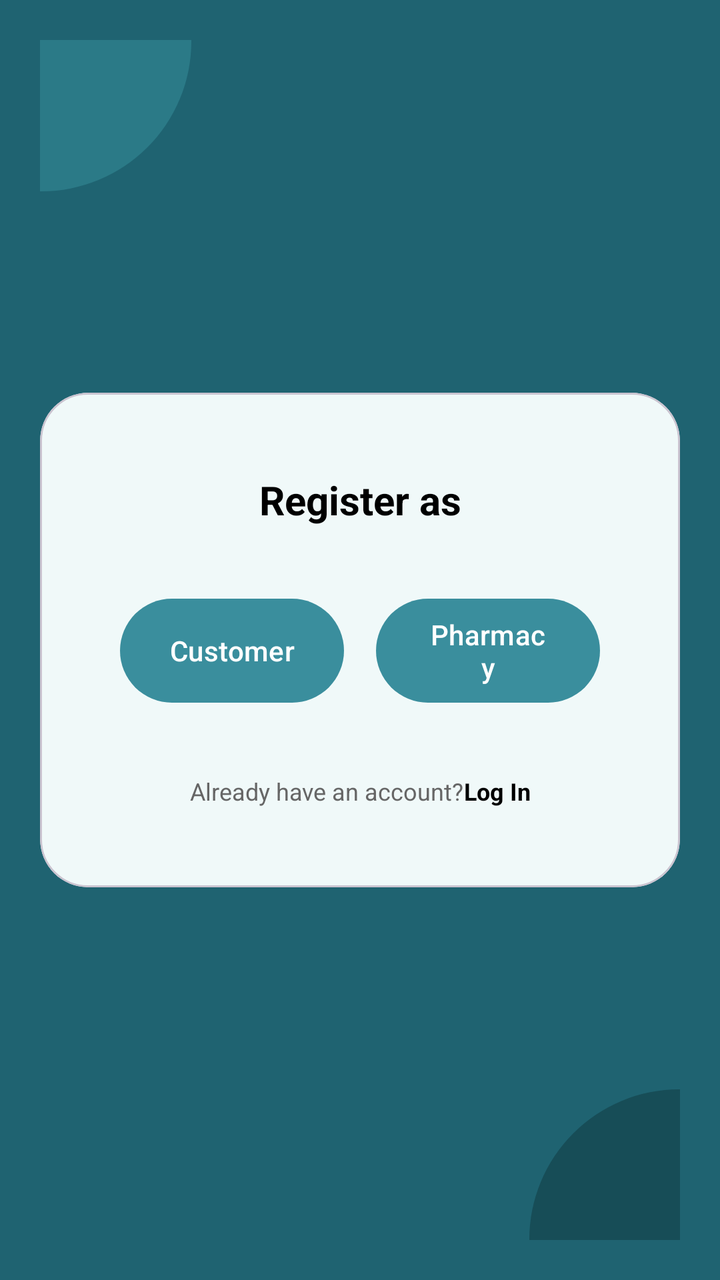
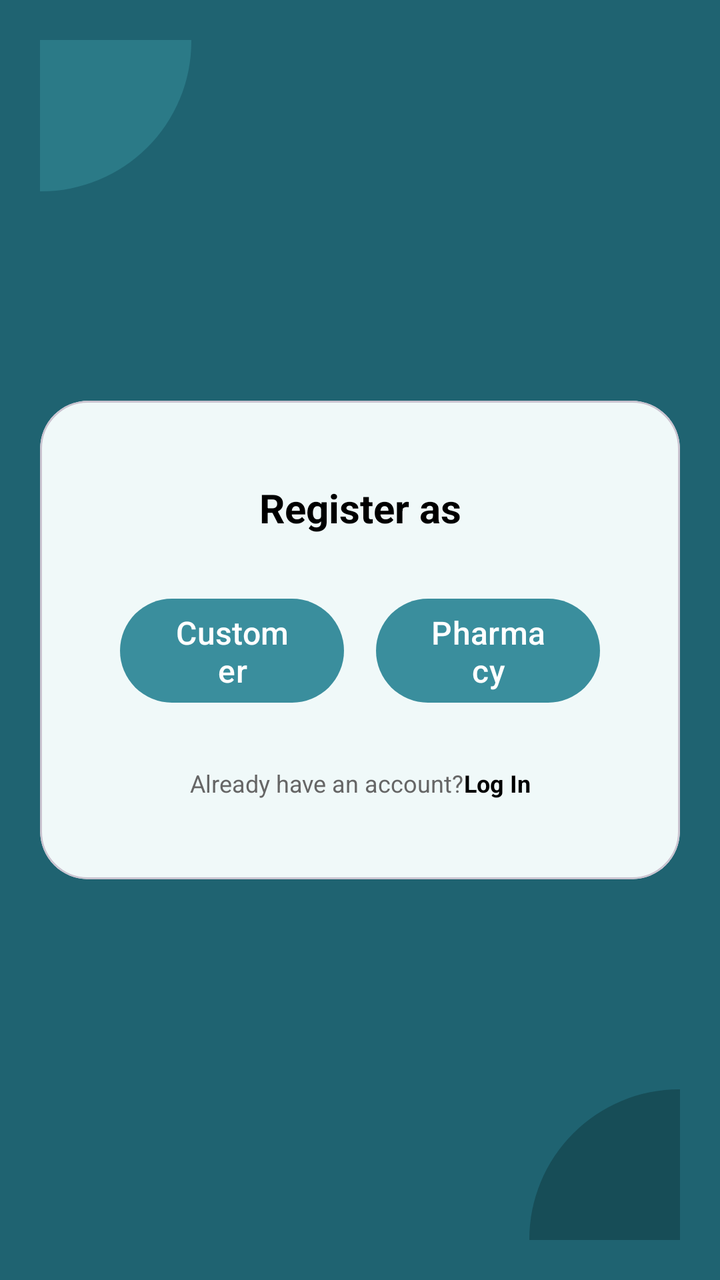

The first picture is an Android layout as it rendered before a commit; the second is the same layout after the commit. The layout source and the unified diff follow.
<!-- AndroidManifest.xml: application theme Theme.PharmaFind -->
<!-- res/layout/dialog_register_selection.xml -->
<?xml version="1.0" encoding="utf-8"?>
<androidx.constraintlayout.widget.ConstraintLayout xmlns:android="http://schemas.android.com/apk/res/android"
    xmlns:app="http://schemas.android.com/apk/res-auto"
    android:layout_width="match_parent"
    android:layout_height="wrap_content"
    android:background="@color/primary_dark"
    android:padding="20dp">

    
    <View
        android:layout_width="150dp"
        android:layout_height="150dp"
        android:background="@drawable/circle_background"
        android:backgroundTint="@color/decor_circle_light"
        android:layout_marginTop="-75dp"
        android:layout_marginStart="-75dp"
        app:layout_constraintTop_toTopOf="parent"
        app:layout_constraintStart_toStartOf="parent" />

    <View
        android:layout_width="150dp"
        android:layout_height="150dp"
        android:background="@drawable/circle_background"
        android:backgroundTint="@color/decor_circle_dark"
        android:layout_marginBottom="-75dp"
        android:layout_marginEnd="-75dp"
        app:layout_constraintBottom_toBottomOf="parent"
        app:layout_constraintEnd_toEndOf="parent" />

    <com.google.android.material.card.MaterialCardView
        android:layout_width="match_parent"
        android:layout_height="wrap_content"
        app:cardCornerRadius="24dp"
        app:cardElevation="0dp"
        app:cardBackgroundColor="#F0F9F9"
        app:layout_constraintTop_toTopOf="parent"
        app:layout_constraintBottom_toBottomOf="parent">

        <androidx.constraintlayout.widget.ConstraintLayout
            android:layout_width="match_parent"
            android:layout_height="wrap_content"
            android:padding="40dp">

            <TextView
                android:id="@+id/tvRegisterAs"
                android:layout_width="wrap_content"
                android:layout_height="wrap_content"
                android:text="@string/register_as"
                android:textColor="@color/black"
                android:textSize="20sp"
                android:textStyle="bold"
                app:layout_constraintEnd_toEndOf="parent"
                app:layout_constraintStart_toStartOf="parent"
                app:layout_constraintTop_toTopOf="parent" />

            <com.google.android.material.button.MaterialButton
                android:id="@+id/btnRegisterCustomer"
                android:layout_width="0dp"
                android:layout_height="60dp"
                android:layout_marginTop="32dp"
                android:layout_marginEnd="8dp"
                android:text="@string/customer"
                android:textAllCaps="false"
                app:cornerRadius="30dp"
                app:backgroundTint="@color/primary_teal"
                app:layout_constraintEnd_toStartOf="@+id/btnRegisterPharmacy"
                app:layout_constraintHorizontal_bias="0.5"
                app:layout_constraintStart_toStartOf="parent"
                app:layout_constraintTop_toBottomOf="@id/tvRegisterAs" />

            <com.google.android.material.button.MaterialButton
                android:id="@+id/btnRegisterPharmacy"
                android:layout_width="0dp"
                android:layout_height="60dp"
                android:layout_marginTop="32dp"
                android:layout_marginStart="8dp"
                android:text="@string/pharmacy"
                android:textAllCaps="false"
                app:cornerRadius="30dp"
                app:backgroundTint="@color/primary_teal"
                app:layout_constraintEnd_toEndOf="parent"
                app:layout_constraintHorizontal_bias="0.5"
                app:layout_constraintStart_toEndOf="@+id/btnRegisterCustomer"
                app:layout_constraintTop_toBottomOf="@id/tvRegisterAs" />

            <LinearLayout
                android:id="@+id/llFooterRegister"
                android:layout_width="wrap_content"
                android:layout_height="wrap_content"
                android:layout_marginTop="32dp"
                android:orientation="horizontal"
                app:layout_constraintEnd_toEndOf="parent"
                app:layout_constraintStart_toStartOf="parent"
                app:layout_constraintTop_toBottomOf="@id/btnRegisterCustomer">

                <TextView
                    android:layout_width="wrap_content"
                    android:layout_height="wrap_content"
                    android:text="@string/already_have_account"
                    android:textColor="@color/text_gray"
                    android:textSize="12sp" />

                <TextView
                    android:id="@+id/tvLoginFromRegister"
                    android:layout_width="wrap_content"
                    android:layout_height="wrap_content"
                    android:text="@string/log_in"
                    android:textColor="@color/black"
                    android:textSize="12sp"
                    android:textStyle="bold" />
            </LinearLayout>

        </androidx.constraintlayout.widget.ConstraintLayout>
    </com.google.android.material.card.MaterialCardView>

</androidx.constraintlayout.widget.ConstraintLayout>
<!-- resources referenced by this layout -->
<resources>
  <color name="black">#FF000000</color>
  <color name="decor_circle_dark">#174D57</color>
  <color name="decor_circle_light">#2B7A87</color>
  <color name="primary_dark">#1F6371</color>
  <color name="primary_teal">#3A8E9D</color>
  <color name="text_gray">#666666</color>
  <!-- drawable circle_background (drawable) -->
  <?xml version="1.0" encoding="utf-8"?>
  <shape xmlns:android="http://schemas.android.com/apk/res/android"
      android:shape="oval">
      <solid android:color="#A0D8D8" />
  </shape>
  <string name="already_have_account">Already have an account? </string>
  <string name="customer">Customer</string>
  <string name="log_in">Log In</string>
  <string name="pharmacy">Pharmacy</string>
  <string name="register_as">Register as</string>
  <style name="Theme.PharmaFind" parent="Base.Theme.PharmaFind">
          <item name="colorPrimary">@color/primary_teal</item>
          <item name="colorOnPrimary">@color/white</item>
          <item name="colorPrimaryContainer">@color/teal_container</item>
          <item name="colorOnPrimaryContainer">@color/primary_dark</item>
          <item name="colorSecondary">@color/primary_teal</item>
          <item name="colorOnSecondary">@color/white</item>
          <item name="colorSecondaryContainer">@color/teal_container</item>
          <item name="colorOnSecondaryContainer">@color/primary_dark</item>
          <item name="colorSurface">@color/white</item>
          <item name="colorOnSurface">@color/on_surface</item>
          <item name="colorSurfaceVariant">@color/surface_variant</item>
          <item name="colorOnSurfaceVariant">@color/on_surface_variant</item>
          <item name="colorOutline">@color/outline</item>
          <item name="colorSurfaceContainerLowest">@color/white</item>
          <item name="colorSurfaceContainerLow">@color/surface_container_low</item>
          <item name="colorSurfaceContainer">@color/surface_container</item>
          <item name="colorSurfaceContainerHigh">@color/surface_container_high</item>
          <item name="colorSurfaceContainerHighest">@color/surface_container_highest</item>
          
          <item name="elevationOverlayEnabled">false</item>
      </style>
  <style name="Base.Theme.PharmaFind" parent="Theme.Material3.Light.NoActionBar">
          <item name="android:forceDarkAllowed" tools:targetApi="q">false</item>
          
          
      </style>
  <color name="white">#FFFFFFFF</color>
  <color name="teal_container">#D6EEF1</color>
  <color name="on_surface">#1B1F21</color>
  <color name="surface_variant">#E3EBEC</color>
  <color name="on_surface_variant">#3F484A</color>
  <color name="outline">#6F797A</color>
  <color name="surface_container_low">#F4F8F8</color>
  <color name="surface_container">#EEF3F4</color>
  <color name="surface_container_high">#E8EEEF</color>
  <color name="surface_container_highest">#E2E9EA</color>
</resources>

<!-- the commit's change to res/layout/dialog_register_selection.xml (unified diff, before → after) -->
@@ -54,30 +54,24 @@
                 app:layout_constraintTop_toTopOf="parent" />
 
             <com.google.android.material.button.MaterialButton
+                style="@style/Widget.PharmaFind.Button"
                 android:id="@+id/btnRegisterCustomer"
                 android:layout_width="0dp"
-                android:layout_height="60dp"
                 android:layout_marginTop="32dp"
                 android:layout_marginEnd="8dp"
                 android:text="@string/customer"
-                android:textAllCaps="false"
-                app:cornerRadius="30dp"
-                app:backgroundTint="@color/primary_teal"
                 app:layout_constraintEnd_toStartOf="@+id/btnRegisterPharmacy"
                 app:layout_constraintHorizontal_bias="0.5"
                 app:layout_constraintStart_toStartOf="parent"
                 app:layout_constraintTop_toBottomOf="@id/tvRegisterAs" />
 
             <com.google.android.material.button.MaterialButton
+                style="@style/Widget.PharmaFind.Button"
                 android:id="@+id/btnRegisterPharmacy"
                 android:layout_width="0dp"
-                android:layout_height="60dp"
                 android:layout_marginTop="32dp"
                 android:layout_marginStart="8dp"
                 android:text="@string/pharmacy"
-                android:textAllCaps="false"
-                app:cornerRadius="30dp"
-                app:backgroundTint="@color/primary_teal"
                 app:layout_constraintEnd_toEndOf="parent"
                 app:layout_constraintHorizontal_bias="0.5"
                 app:layout_constraintStart_toEndOf="@+id/btnRegisterCustomer"
<!-- resource entries referenced after the edit -->
@@ -17,6 +17,16 @@
   <string name="log_in">Log In</string>
   <string name="pharmacy">Pharmacy</string>
   <string name="register_as">Register as</string>
+  <style name="Widget.PharmaFind.Button" parent="Widget.Material3.Button">
+          <item name="android:layout_height">52dp</item>
+          <item name="android:insetTop">0dp</item>
+          <item name="android:insetBottom">0dp</item>
+          <item name="cornerRadius">26dp</item>
+          <item name="backgroundTint">@color/primary_teal</item>
+          <item name="android:textColor">@color/white</item>
+          <item name="android:textSize">16sp</item>
+          <item name="android:textAllCaps">false</item>
+      </style>
   <style name="Theme.PharmaFind" parent="Base.Theme.PharmaFind">
           <item name="colorPrimary">@color/primary_teal</item>
           <item name="colorOnPrimary">@color/white</item>
